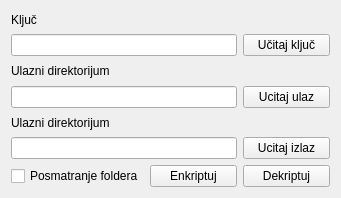
Qt form appgui.ui (Pritilender/CryptoLab) before a commit.
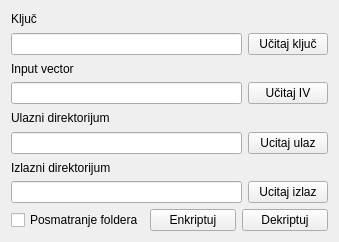
The same form after that commit.

Diff of the .ui file:
```diff
--- a/appgui.ui
+++ b/appgui.ui
@@ -9,8 +9,8 @@
    <rect>
     <x>0</x>
     <y>0</y>
-    <width>341</width>
-    <height>198</height>
+    <width>339</width>
+    <height>242</height>
    </rect>
   </property>
   <property name="sizePolicy">
@@ -28,28 +28,17 @@
   <property name="windowTitle">
    <string>Simple substitution</string>
   </property>
-  <layout class="QGridLayout" name="gridLayout_5">
-   <item row="0" column="0">
-    <layout class="QGridLayout" name="gridLayout_4">
-     <item row="1" column="0" colspan="2">
-      <layout class="QGridLayout" name="gridLayout_2">
-       <item row="0" column="0">
-        <layout class="QVBoxLayout" name="verticalLayout">
+  <layout class="QGridLayout" name="gridLayout">
+   <item row="6" column="0" colspan="2">
+    <layout class="QHBoxLayout" name="horizontalLayout">
          <item>
-          <widget class="QLabel" name="lblInputDir">
+      <widget class="QCheckBox" name="cbxWatch">
            <property name="text">
-            <string>Ulazni direktorijum</string>
+        <string>Posmatranje foldera</string>
            </property>
           </widget>
          </item>
          <item>
-          <widget class="QLineEdit" name="lneInputDir"/>
-         </item>
-        </layout>
-       </item>
-      </layout>
-     </item>
-     <item row="3" column="1">
       <widget class="QPushButton" name="btnEncrypt">
        <property name="enabled">
         <bool>true</bool>
@@ -59,25 +48,19 @@
        </property>
       </widget>
      </item>
-     <item row="0" column="0" colspan="2">
-      <layout class="QGridLayout" name="gridLayout">
-       <item row="0" column="0">
-        <layout class="QVBoxLayout" name="verticalLayout_2">
          <item>
-          <widget class="QLabel" name="lblKey">
+      <widget class="QPushButton" name="btnDecrypt">
+       <property name="enabled">
+        <bool>true</bool>
+       </property>
            <property name="text">
-            <string>Ključ</string>
+        <string>Dekriptuj</string>
            </property>
           </widget>
          </item>
-         <item>
-          <widget class="QLineEdit" name="lneKey"/>
-         </item>
-        </layout>
-       </item>
-      </layout>
-     </item>
-     <item row="0" column="2">
+    </layout>
+   </item>
+   <item row="0" column="1">
       <layout class="QVBoxLayout" name="verticalLayout_3">
        <item>
         <spacer name="verticalSpacer">
@@ -110,69 +93,35 @@
        </item>
       </layout>
      </item>
-     <item row="1" column="2">
-      <layout class="QVBoxLayout" name="verticalLayout_4">
-       <item>
-        <spacer name="verticalSpacer_2">
-         <property name="orientation">
-          <enum>Qt::Vertical</enum>
-         </property>
-         <property name="sizeHint" stdset="0">
-          <size>
-           <width>20</width>
-           <height>15</height>
-          </size>
-         </property>
-        </spacer>
-       </item>
-       <item>
-        <widget class="QPushButton" name="btnInputDir">
-         <property name="enabled">
-          <bool>true</bool>
-         </property>
-         <property name="text">
-          <string>Ucitaj ulaz</string>
-         </property>
-        </widget>
-       </item>
-      </layout>
-     </item>
      <item row="3" column="0">
-      <widget class="QCheckBox" name="cbxWatch">
-       <property name="text">
-        <string>Posmatranje foldera</string>
-       </property>
-      </widget>
-     </item>
-     <item row="2" column="0" colspan="2">
-      <layout class="QGridLayout" name="gridLayout_3">
-       <item row="0" column="0">
-        <layout class="QVBoxLayout" name="verticalLayout_6">
+    <layout class="QVBoxLayout" name="verticalLayout">
          <item>
-          <widget class="QLabel" name="lblOutputDir">
+      <widget class="QLabel" name="lblInputDir">
            <property name="text">
             <string>Ulazni direktorijum</string>
            </property>
           </widget>
          </item>
          <item>
-          <widget class="QLineEdit" name="lneOutputDir"/>
+      <widget class="QLineEdit" name="lneInputDir"/>
          </item>
         </layout>
        </item>
-      </layout>
-     </item>
-     <item row="3" column="2">
-      <widget class="QPushButton" name="btnDecrypt">
-       <property name="enabled">
-        <bool>true</bool>
-       </property>
+   <item row="0" column="0">
+    <layout class="QVBoxLayout" name="verticalLayout_2">
+     <item>
+      <widget class="QLabel" name="lblKey">
        <property name="text">
-        <string>Dekriptuj</string>
+        <string>Ključ</string>
        </property>
       </widget>
      </item>
-     <item row="2" column="2">
+     <item>
+      <widget class="QLineEdit" name="lneKey"/>
+     </item>
+    </layout>
+   </item>
+   <item row="4" column="1">
       <layout class="QVBoxLayout" name="verticalLayout_5">
        <item>
         <spacer name="verticalSpacer_3">
@@ -198,6 +147,92 @@
         </widget>
        </item>
       </layout>
+   </item>
+   <item row="4" column="0">
+    <layout class="QVBoxLayout" name="verticalLayout_6">
+     <item>
+      <widget class="QLabel" name="lblOutputDir">
+       <property name="text">
+        <string>Izlazni direktorijum</string>
+       </property>
+      </widget>
+     </item>
+     <item>
+      <widget class="QLineEdit" name="lneOutputDir"/>
+     </item>
+    </layout>
+   </item>
+   <item row="3" column="1">
+    <layout class="QVBoxLayout" name="verticalLayout_4">
+     <item>
+      <spacer name="verticalSpacer_2">
+       <property name="orientation">
+        <enum>Qt::Vertical</enum>
+       </property>
+       <property name="sizeHint" stdset="0">
+        <size>
+         <width>20</width>
+         <height>15</height>
+        </size>
+       </property>
+      </spacer>
+     </item>
+     <item>
+      <widget class="QPushButton" name="btnInputDir">
+       <property name="enabled">
+        <bool>true</bool>
+       </property>
+       <property name="text">
+        <string>Ucitaj ulaz</string>
+       </property>
+      </widget>
+     </item>
+    </layout>
+   </item>
+   <item row="1" column="1">
+    <layout class="QVBoxLayout" name="verticalLayout_9">
+     <item>
+      <spacer name="verticalSpacer_5">
+       <property name="orientation">
+        <enum>Qt::Vertical</enum>
+       </property>
+       <property name="sizeHint" stdset="0">
+        <size>
+         <width>20</width>
+         <height>15</height>
+        </size>
+       </property>
+      </spacer>
+     </item>
+     <item>
+      <widget class="QPushButton" name="btnIVLoad">
+       <property name="toolTip">
+        <string notr="true">Učitaj ključ iz fajla</string>
+       </property>
+       <property name="toolTipDuration">
+        <number>5000</number>
+       </property>
+       <property name="text">
+        <string>Učitaj IV</string>
+       </property>
+       <property name="flat">
+        <bool>false</bool>
+       </property>
+      </widget>
+     </item>
+    </layout>
+   </item>
+   <item row="1" column="0">
+    <layout class="QVBoxLayout" name="verticalLayout_10">
+     <item>
+      <widget class="QLabel" name="lblIV">
+       <property name="text">
+        <string>Input vector</string>
+       </property>
+      </widget>
+     </item>
+     <item>
+      <widget class="QLineEdit" name="lneIV"/>
      </item>
     </layout>
    </item>
```
Lines whose indentation alone changed are shown as unchanged.
